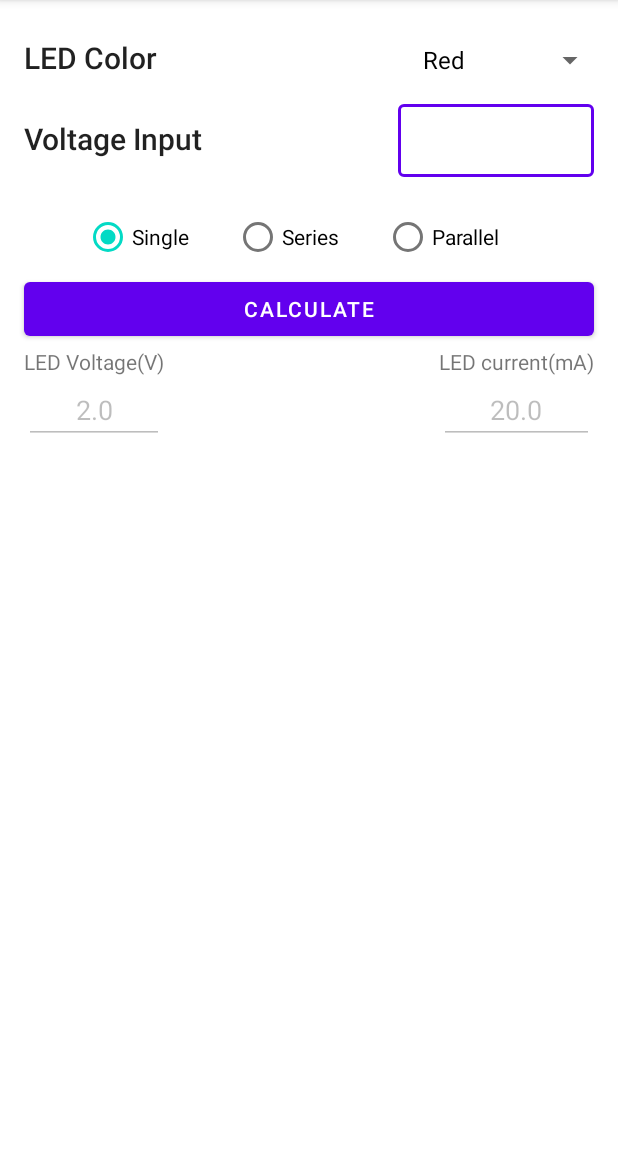
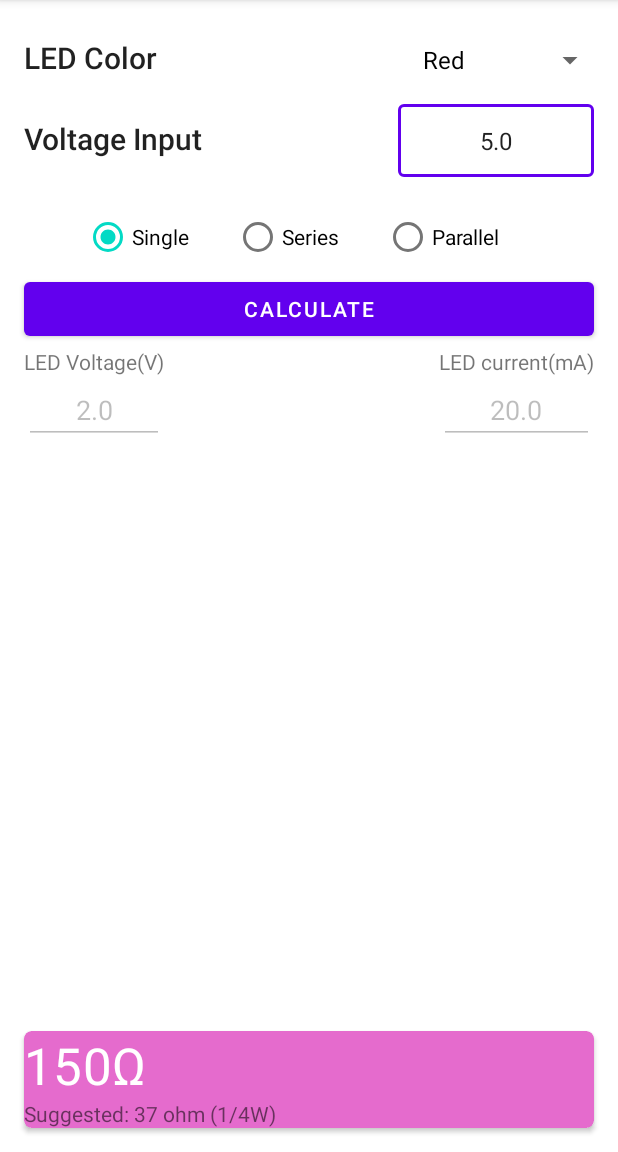
Before and after one commit to Helaluzzaman/LEDResistorCalculator, an Android app: the screen it shows after launch (MainActivity), after a tap on "CALCULATE", on a phone screen of 412 x 824 dp, the part 84-1236 px from its top. Run offline under Robolectric (Android 15) with nearby library versions, the phone set to English and light mode, and no system bars.

Commit message:
Result.kt created. resistor value to kilo, mega, giga converter added as addKiloMegaGigaSuffix() function

```diff
--- a/app/src/main/java/com/hbsoft/ledresistorcalculator/data/Led.kt
+++ b/app/src/main/java/com/hbsoft/ledresistorcalculator/data/Led.kt
@@ -16,6 +16,13 @@ class LedData{
         const val SINGLE = "single"
         const val SERIES = "series"
         const val PARALLEL = "parallel"
+
+        const val SUCCESS = 1
+        const val ZERO_PROBLEM = 0
+        const val VOLTAGE_PROBLEM = 2
+        const val LED_NUMBER_PROBLEM = 3
+
+
         fun getLedList(): List<Led>{
             val lst = ArrayList<Led>()
             val redLed = Led(1,
--- /dev/null
+++ b/app/src/main/java/com/hbsoft/ledresistorcalculator/data/Result.kt
@@ -0,0 +1,6 @@
+package com.hbsoft.ledresistorcalculator.data
+
+data class Result(
+    var result: String,
+    var suggestion: String
+)
--- a/app/src/main/java/com/hbsoft/ledresistorcalculator/fragments/LaunchFragment.kt
+++ b/app/src/main/java/com/hbsoft/ledresistorcalculator/fragments/LaunchFragment.kt
@@ -22,7 +22,7 @@ class LaunchFragment : Fragment() {
     lateinit var sLedColor: Spinner
     lateinit var etInputVoltage: EditText   // input
     lateinit var bCalculate: Button
-    lateinit var tvResult: TextView
+    lateinit var tvResult: TextView        // result
     lateinit var etForwardVoltage: EditText  // input
     lateinit var etCurrentMax : EditText    // input
     lateinit var rgConnection: RadioGroup
@@ -68,7 +68,7 @@ class LaunchFragment : Fragment() {
                     }
                 )
                 val result = mLaunchViewModel.calculateResult(calculationData)
-                Toast.makeText(requireContext(), "$result", Toast.LENGTH_SHORT).show()
+                Toast.makeText(requireContext(), "Code: $result", Toast.LENGTH_SHORT).show()
                 Log.i("result code",result.toString() )
             }catch (exception: Exception){
                 Log.i("input", exception.toString())
@@ -93,7 +93,7 @@ class LaunchFragment : Fragment() {
             }
         })
         mLaunchViewModel.rawResultOhm.observe(viewLifecycleOwner, {
-            tvResult.setText("Result: " + it.toString() + " ohm (raw result.)")
+            tvResult.text = it
         })
 
     }
--- a/app/src/main/java/com/hbsoft/ledresistorcalculator/viewModel/LaunchViewModel.kt
+++ b/app/src/main/java/com/hbsoft/ledresistorcalculator/viewModel/LaunchViewModel.kt
@@ -5,15 +5,16 @@ import android.util.Log
 import android.view.View
 import android.widget.AdapterView
 import android.widget.RadioGroup
-import android.widget.Toast
 import androidx.lifecycle.AndroidViewModel
 import androidx.lifecycle.MutableLiveData
 import com.hbsoft.ledresistorcalculator.R
 import com.hbsoft.ledresistorcalculator.data.CalculationData
 import com.hbsoft.ledresistorcalculator.data.Led
 import com.hbsoft.ledresistorcalculator.data.LedData
+import com.hbsoft.ledresistorcalculator.data.Result
 import com.hbsoft.ledresistorcalculator.data.repository.Repository
-import java.text.FieldPosition
+import java.math.RoundingMode
+import java.text.NumberFormat
 
 class LaunchViewModel(application: Application): AndroidViewModel(application) {
     val repository: Repository = Repository()
@@ -22,7 +23,13 @@ class LaunchViewModel(application: Application): AndroidViewModel(application) {
     // working variables
     var currentLed= MutableLiveData<Led>()
     var currentConnection =  MutableLiveData<String>(LedData.SINGLE)
-    var rawResultOhm = MutableLiveData<Double>()
+    var rawResultOhm = MutableLiveData<String>()
+    val fullResult = MutableLiveData<Result>()
+
+    fun setFinalResult(resistor: String, suggestion: String){
+        fullResult.value?.result= resistor
+        fullResult.value?.suggestion = suggestion
+    }
 
     val listener = object : AdapterView.OnItemSelectedListener{
         override fun onItemSelected(parent: AdapterView<*>?, view: View?, position: Int, id: Long) {
@@ -46,23 +53,23 @@ class LaunchViewModel(application: Application): AndroidViewModel(application) {
     }
 
     // all calculation will be here
-    fun calculateResult(calculationData: CalculationData): Int{
+    fun calculateResult(calculationData: CalculationData): Any{
+        Log.i("calculationData", calculationData.toString())
+
         val inputVoltage = calculationData.input_voltage
         val ledNumber = calculationData.led_number
         val forwardVoltage = calculationData.led.forwardVoltage_V
         val currentMax = calculationData.led.currentMax_mA
         if(inputVoltage.equals(0.0)  || forwardVoltage.equals(0.0) || currentMax.equals(0.0)){
-            return 0   // zero for any input value is filled with zero value
+            return LedData.ZERO_PROBLEM   // zero for any input value is filled with zero value
         }else{
-            when(calculationData.connection){
-                LedData.SINGLE -> return singleConnectionCalculation(inputVoltage, forwardVoltage, currentMax)
-                LedData.SERIES -> return seriesConnectionCalculation(inputVoltage, ledNumber, forwardVoltage, currentMax)
-                LedData.PARALLEL -> return parallelConnectionCalculation(inputVoltage, ledNumber, forwardVoltage, currentMax)
+            return when(calculationData.connection){
+                LedData.SINGLE -> singleConnectionCalculation(inputVoltage, forwardVoltage, currentMax)
+                LedData.SERIES -> seriesConnectionCalculation(inputVoltage, ledNumber, forwardVoltage, currentMax)
+                LedData.PARALLEL -> parallelConnectionCalculation(inputVoltage, ledNumber, forwardVoltage, currentMax)
+                else -> 100
             }
         }
-        Toast.makeText(getApplication(), calculationData.toString(), Toast.LENGTH_SHORT).show()
-        Log.i("calculationData", calculationData.toString())
-        return 2
     }
 
     private fun parallelConnectionCalculation(
@@ -70,19 +77,13 @@ class LaunchViewModel(application: Application): AndroidViewModel(application) {
         ledNumber: Int,
         forwardVoltage: Double,
         currentMax: Double
-    ): Int {
+    ): Any {
+        // this calculation for Parallel.
         val voltage = inputVoltage - forwardVoltage
         val current = currentMax* ledNumber
-        if(greaterThanZero(voltage)){
-            val resistorOhm = (voltage/current)*1000
-            val powerWatt = voltage*current/1000
-            rawResultOhm.value = resistorOhm     // fow testing
-            Log.i("result", resistorOhm.toString() + ", " + powerWatt.toString())
-            return 1    // successful result
-
-        }else{
-            return 2  // 2 for voltage shortage.
-        }
+        // end
+        if(!greaterThanOne(ledNumber)) return LedData.LED_NUMBER_PROBLEM    // led less then 2
+        return calculateResistorPower(voltage, current)
     }
 
     private fun seriesConnectionCalculation(
@@ -90,56 +91,80 @@ class LaunchViewModel(application: Application): AndroidViewModel(application) {
         ledNumber: Int,
         forwardVoltage: Double,
         currentMax: Double
-    ): Int {
+    ): Any {
+        // this calculation for series
         val voltage = inputVoltage - (forwardVoltage*ledNumber)
         val current = currentMax
-        if(greaterThanZero(voltage)){
-            val resistorOhm = (voltage/current)*1000
-            val powerWatt = voltage* current/1000
-            rawResultOhm.value = resistorOhm     // fow testing
-            Log.i("result", resistorOhm.toString() + ", " + powerWatt.toString())
-            return 1    // successful result
-
-        }else{
-            return 2  // 2 for voltage shortage.
-        }
+        //end
+        if(!greaterThanOne(ledNumber)) return LedData.LED_NUMBER_PROBLEM    // led less then 2
+        return calculateResistorPower(voltage, current)
     }
 
     private fun singleConnectionCalculation(
         inputVoltage: Double,
         forwardVoltage: Double,
         currentMax: Double
-    ): Int {
+    ): Any {
+        // this calculation for single
         val voltage = inputVoltage - forwardVoltage
         val current = currentMax
+        //end
+        return calculateResistorPower(voltage, current)
+    }
+
+    // general calculation for resistor and resistor power using voltage across and current through.
+    private fun calculateResistorPower(voltage: Double, current: Double): Any {
         if(greaterThanZero(voltage)){
             val resistorOhm = (voltage/current)*1000
             val powerWatt = voltage* current/1000
-                rawResultOhm.value = resistorOhm     // fow testing
-                Log.i("result", resistorOhm.toString() + ", " + powerWatt.toString())
-                return 1    // successful result
+            val finalResistorValue = addKiloMegaGigaSuffix(resistorOhm) + "Ω"
+            val suggestion = "resistor's power rating: $powerWatt"
+            setFinalResult(finalResistorValue, suggestion)
+            rawResultOhm.value = finalResistorValue    // fow testing
+            Log.i("result", finalResistorValue + "ohm, Rating:" + powerWatt.toString())
 
+            return LedData.SUCCESS   // successful result
         }else{
-                return 2  // 2 for voltage shortage.
+            return LedData.VOLTAGE_PROBLEM  // 2 for voltage shortage.
         }
     }
 
 
-    // will be removed
-    fun calculateResult(inputVoltage:Double){
-        val fv = currentLed.value!!.forwardVoltage_V
-        val c = currentLed.value!!.currentMax_mA
-        val resultInOhm = ((inputVoltage - fv)/ c)*1000
-        Log.i("result Ohm", resultInOhm.toString())
-        rawResultOhm.value = resultInOhm
+    // any value to kilo, mega and giga range converter.
+    fun addKiloMegaGigaSuffix(input: Double): String{
+        val nf = NumberFormat.getInstance()
+        nf.roundingMode = RoundingMode.HALF_UP
+        nf.maximumFractionDigits = 2
+        val kiloRange = (input/1000)
+        val megaRange = (input/1000000)
+        val gigaRange = (input/ 1000000000)
+        when{
+            gigaRange >= 1 -> {
+                val result = (input / 1000000000)
+                return nf.format(result) + "G"
+            }
+            megaRange >= 1 -> {
+                val result = (input / 1000000)
+                return nf.format(result) + "M"
+            }
+            kiloRange >= 1 -> {
+                val result = (input / 1000)
+                return nf.format(result) + "K"
+            }
+            else -> {
+                return nf.format(input)
+            }
+        }
     }
 
-    fun validator(inputVoltage: Double, ForwardVoltage: Double): Boolean{
-        return inputVoltage > ForwardVoltage
-    }
-    fun greaterThanZero(input: Double):Boolean{
+
+
+    private fun greaterThanZero(input: Double):Boolean{
         if(input > 0)  return true
         return false
     }
-
+    fun greaterThanOne(input: Int):Boolean{
+        if(input > 1)  return true
+        return false
     }
+}
--- a/app/src/main/res/layout/fragment_launch.xml
+++ b/app/src/main/res/layout/fragment_launch.xml
@@ -53,18 +53,18 @@
             android:textAppearance="@style/TextAppearance.AppCompat.Title" />
 
         <com.google.android.material.textfield.TextInputLayout
+            style="@style/Widget.MaterialComponents.TextInputLayout.OutlinedBox.Dense"
             android:layout_width="0dp"
             android:layout_height="wrap_content"
-            android:layout_weight="1"
-            style="@style/Widget.MaterialComponents.TextInputLayout.OutlinedBox.Dense"
-            >
+            android:layout_weight="1">
 
             <EditText
                 android:id="@+id/et_input_voltage"
                 android:layout_width="match_parent"
                 android:layout_height="wrap_content"
+                android:gravity="center"
                 android:inputType="numberDecimal"
-                android:gravity="center" />
+                android:text="5.0" />
         </com.google.android.material.textfield.TextInputLayout>
     </LinearLayout>
 
@@ -73,8 +73,8 @@
         android:layout_width="match_parent"
         android:layout_height="wrap_content"
         android:layout_marginTop="16dp"
+        android:checkedButton="@id/rb_single"
         android:gravity="center"
-        android:checkedButton="@id/rb_single"
         android:orientation="horizontal"
         app:layout_constraintEnd_toEndOf="parent"
         app:layout_constraintStart_toStartOf="parent"
@@ -107,13 +107,13 @@
         android:layout_height="wrap_content"
         android:layout_marginTop="4dp"
         android:gravity="center"
-        tools:visibility="visible"
         android:orientation="vertical"
         android:visibility="gone"
         app:layout_constraintEnd_toEndOf="parent"
         app:layout_constraintHorizontal_bias="0.5"
         app:layout_constraintStart_toStartOf="parent"
-        app:layout_constraintTop_toBottomOf="@+id/radioGroup">
+        app:layout_constraintTop_toBottomOf="@+id/radioGroup"
+        tools:visibility="visible">
 
         <TextView
             android:id="@+id/textView3"
@@ -128,7 +128,7 @@
             android:ems="10"
             android:gravity="center"
             android:inputType="number"
-            android:text="1" />
+            android:text="2" />
     </LinearLayout>
 
     <Button
@@ -196,17 +196,39 @@
             android:inputType="numberDecimal" />
     </LinearLayout>
 
-    <TextView
-        android:id="@+id/tv_result"
-        android:layout_width="match_parent"
+    <androidx.cardview.widget.CardView
+        android:layout_width="0dp"
         android:layout_height="wrap_content"
         android:layout_marginStart="16dp"
-        android:layout_marginTop="16dp"
         android:layout_marginEnd="16dp"
+        android:layout_marginBottom="16dp"
+        app:cardCornerRadius="5dp"
+        android:backgroundTint="@color/Brand_Pink"
+        app:layout_constraintBottom_toBottomOf="parent"
         app:layout_constraintEnd_toEndOf="parent"
         app:layout_constraintHorizontal_bias="0.5"
-        app:layout_constraintStart_toStartOf="parent"
-        app:layout_constraintTop_toBottomOf="@+id/linearLayout4" />
+        app:layout_constraintStart_toStartOf="parent">
+        <LinearLayout
+            android:layout_width="match_parent"
+            android:layout_height="match_parent"
+            android:orientation="vertical"
+            >
+            <TextView
+                android:id="@+id/tv_result"
+                android:layout_width="match_parent"
+                android:layout_height="wrap_content"
+                android:maxLines="1"
+                tools:text="Result: 25 ohm"
+                android:textAppearance="@style/ResultTextAppearance"/>
+
+            <TextView
+                android:layout_width="match_parent"
+                android:layout_height="wrap_content"
+                android:text="Suggested: 37 ohm (1/4W)"/>
+
+
+        </LinearLayout>
+    </androidx.cardview.widget.CardView>
 
 
 </androidx.constraintlayout.widget.ConstraintLayout>
--- a/app/src/main/res/values/colors.xml
+++ b/app/src/main/res/values/colors.xml
@@ -11,4 +11,9 @@
 
 
     <color name="ORANGE">#FF9800</color>
+
+
+    <color name="Brand_Pink">#E56BCD</color>
+    <color name="BrandPrimary">#53CCF8</color>
+    <color name="BrandDark">#707071</color>
 </resources>
--- a/app/src/main/res/values/themes.xml
+++ b/app/src/main/res/values/themes.xml
@@ -13,4 +13,11 @@
         <item name="android:statusBarColor" tools:targetApi="l">?attr/colorPrimaryVariant</item>
         <!-- Customize your theme here. -->
     </style>
+
+    <style name="ResultTextAppearance" parent="TextAppearance.MaterialComponents.Headline4">
+        <item name="android:textColor">@color/white</item>
+    </style>
+
+
+
 </resources>
```
Lines whose indentation alone changed are shown as unchanged.
